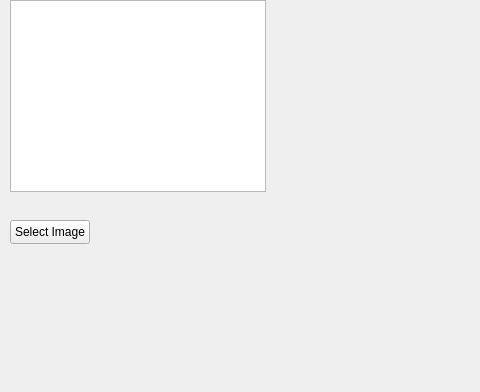
This is mainwindow.ui in RaczNikoletta/QTImage as Qt 5 draws it before an edit; both pictures show x 0 to 480 and y 0 to 392 of the 800 by 600 pixel window. The edited form follows.
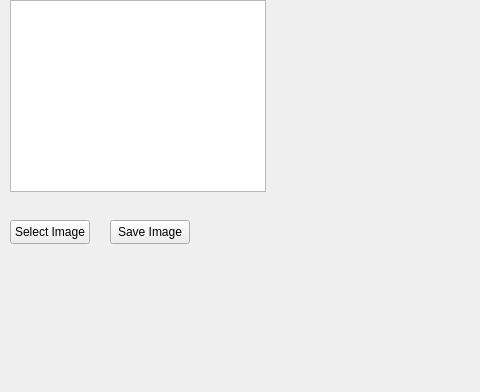
This is the edited form.

Commit message: Task three step 1

```diff
--- a/mainwindow.ui
+++ b/mainwindow.ui
@@ -50,6 +50,19 @@
      <string/>
     </property>
    </widget>
+   <widget class="QPushButton" name="pushButton">
+    <property name="geometry">
+     <rect>
+      <x>110</x>
+      <y>220</y>
+      <width>80</width>
+      <height>24</height>
+     </rect>
+    </property>
+    <property name="text">
+     <string>Save Image</string>
+    </property>
+   </widget>
   </widget>
   <widget class="QMenuBar" name="menubar">
    <property name="geometry">
```
The commit also changes 2 other files.
